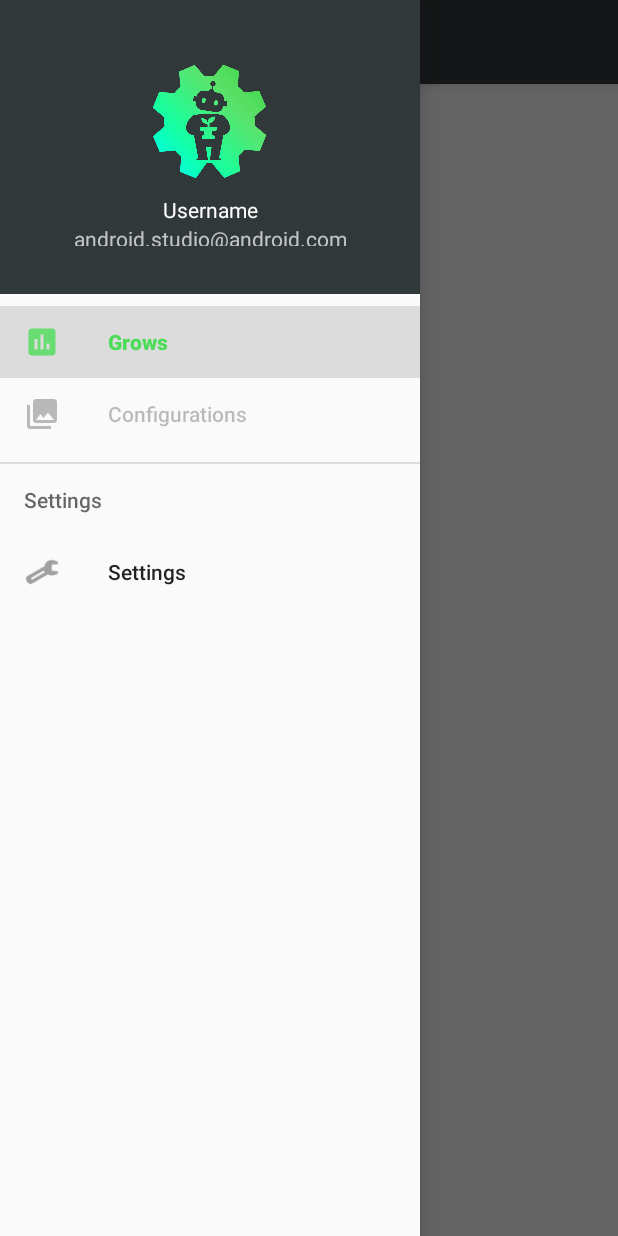
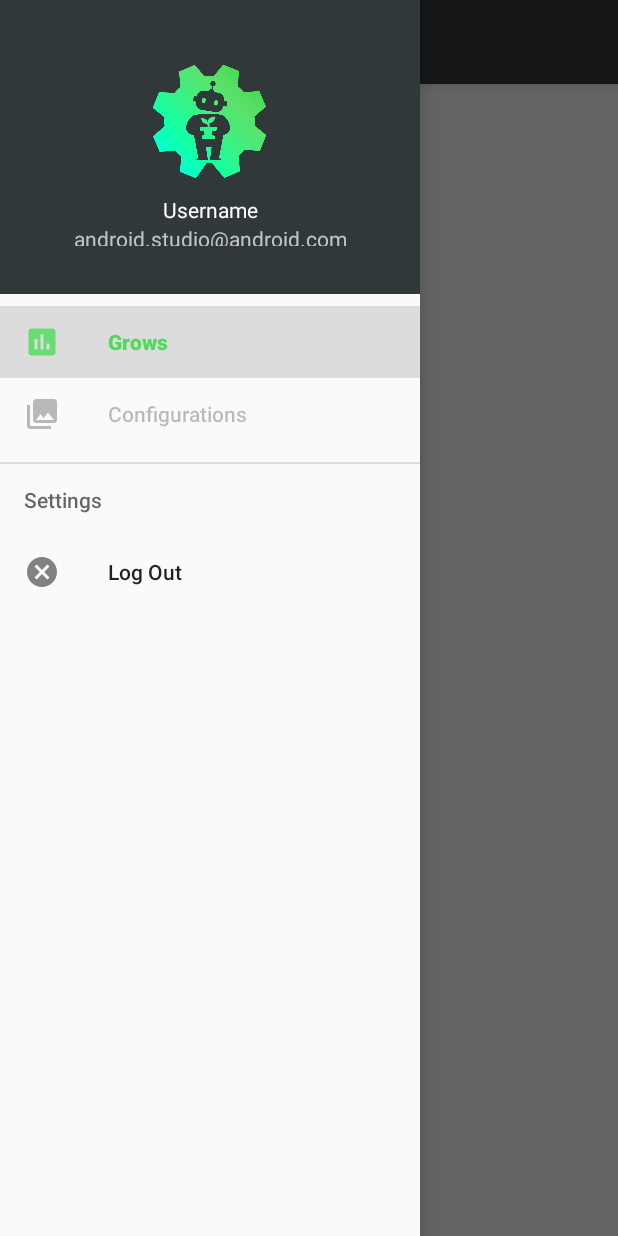
Before and after one commit to sdenom01/robogrow-android-kotlin, an Android app: the MainActivity screen opened directly, with no data from a screen before it, with the side drawer open, on a phone screen of 412 x 824 dp. Run offline under Robolectric (Android 15) with nearby library versions, the phone set to English and light mode, and no system bars; our stand-ins replace Volley, navigation-ui; network calls fail; 4 statements that could not run were skipped.

Commit message:
Added Logout logic, finished up MVP :heart:

```diff
--- a/app/src/main/java/io/robogrow/requests/AuthenticatedJsonArrayRequest.kt
+++ b/app/src/main/java/io/robogrow/requests/AuthenticatedJsonArrayRequest.kt
@@ -18,10 +18,9 @@ open class AuthenticatedJsonArrayRequest<T>(
     url: String?,
     private val clazz: Class<T>?,
     private val headers: MutableMap<String?, String?>?,
-    listener: Response.Listener<ArrayList<T?>?>?,
-    errorListener: Response.ErrorListener?
+    listener: Response.Listener<ArrayList<T?>?>?
 ) :
-    Request<ArrayList<T?>?>(method, url, errorListener) {
+    Request<ArrayList<T?>?>(method, url, AuthenticatedErrorListener(context)) {
     private val gson: Gson? = Gson()
     private val listener: Response.Listener<ArrayList<T?>?>? = listener
 
--- a/app/src/main/java/io/robogrow/requests/AuthenticatedJsonObjectRequest.kt
+++ b/app/src/main/java/io/robogrow/requests/AuthenticatedJsonObjectRequest.kt
@@ -16,10 +16,9 @@ open class AuthenticatedJsonObjectRequest<T>(
     url: String?,
     private val clazz: Class<T>,
     jsonParams: T?,
-    private val listener: Response.Listener<T?>?,
-    errorListener: Response.ErrorListener?
+    private val listener: Response.Listener<T?>?
 ) :
-    JsonRequest<T>(method, url, jsonParams.toString(), listener, errorListener) {
+    JsonRequest<T>(method, url, jsonParams.toString(), listener, AuthenticatedErrorListener(context)) {
     @Throws(AuthFailureError::class)
     override fun getHeaders(): Map<String, String> {
         val headers: MutableMap<String, String> = HashMap()
--- a/app/src/main/java/io/robogrow/requests/grows/GetGrowAllGrowsForUserId.kt
+++ b/app/src/main/java/io/robogrow/requests/grows/GetGrowAllGrowsForUserId.kt
@@ -7,8 +7,7 @@ import io.robogrow.requests.AuthenticatedJsonArrayRequest
 
 class GetGrowAllGrowsForUserId(
     context: Context,
-    listener: Response.Listener<ArrayList<Grow?>?>,
-    errorListener: Response.ErrorListener?
+    listener: Response.Listener<ArrayList<Grow?>?>
 ) :
     AuthenticatedJsonArrayRequest<Grow>(
         context,
@@ -16,6 +15,5 @@ class GetGrowAllGrowsForUserId(
         "https://api.robogrow.io/grows",
         Grow::class.java,
         mutableMapOf(),
-        listener,
-        errorListener
+        listener
     )
--- a/app/src/main/java/io/robogrow/requests/grows/GetGrowById.kt
+++ b/app/src/main/java/io/robogrow/requests/grows/GetGrowById.kt
@@ -9,8 +9,7 @@ import io.robogrow.requests.AuthenticatedJsonObjectRequest
 class GetGrowById(
     _id: String,
     context: Context,
-    listener: Response.Listener<Grow?>,
-    errorListener: Response.ErrorListener?
+    listener: Response.Listener<Grow?>
 ) :
     AuthenticatedJsonObjectRequest<Grow>(
         context,
@@ -18,6 +17,5 @@ class GetGrowById(
         "https://api.robogrow.io/grows/$_id",
         Grow::class.java,
         null,
-        listener,
-        errorListener
+        listener
     )
--- a/app/src/main/java/io/robogrow/ui/MainActivity.kt
+++ b/app/src/main/java/io/robogrow/ui/MainActivity.kt
@@ -2,7 +2,8 @@ package io.robogrow.ui
 
 import android.content.Intent
 import android.os.Bundle
-import android.util.Log
+import android.view.View
+import android.widget.TextView
 import androidx.appcompat.app.AppCompatActivity
 import androidx.appcompat.widget.Toolbar
 import androidx.drawerlayout.widget.DrawerLayout
@@ -12,11 +13,11 @@ import androidx.navigation.ui.navigateUp
 import androidx.navigation.ui.setupActionBarWithNavController
 import androidx.navigation.ui.setupWithNavController
 import com.google.android.material.navigation.NavigationView
-import com.google.gson.Gson
 import io.robogrow.R
 import io.robogrow.classes.Grow
 import io.robogrow.ui.growList.GrowListFragment
 import io.robogrow.ui.growView.GrowViewActivity
+import io.robogrow.utils.AppUtils
 
 
 class MainActivity : AppCompatActivity(), GrowListFragment.OnListFragmentInteractionListener {
@@ -32,15 +33,25 @@ class MainActivity : AppCompatActivity(), GrowListFragment.OnListFragmentInterac
         val drawerLayout: DrawerLayout = findViewById(R.id.drawer_layout)
         val navView: NavigationView = findViewById(R.id.nav_view)
         val navController = findNavController(R.id.nav_host_fragment)
+
+        val headerView: View = navView.getHeaderView(0)
+        val tvUsername: TextView = headerView.findViewById(R.id.tv_username)
+        val tvEmail: TextView = headerView.findViewById(R.id.tv_email)
+
+        val user = AppUtils.loadUserFromSharedPreferences(this@MainActivity)
+        tvUsername.text = user.user.username
+        tvEmail.text = user.user.email
+
         // Passing each menu ID as a set of Ids because each
         // menu should be considered as top level destinations.
         appBarConfiguration = AppBarConfiguration(
             setOf(
                 R.id.nav_home,
                 R.id.nav_gallery,
-                R.id.nav_settings
+                R.id.nav_logout
             ), drawerLayout
         )
+
         setupActionBarWithNavController(navController, appBarConfiguration)
         navView.setupWithNavController(navController)
     }
--- a/app/src/main/java/io/robogrow/ui/growList/GrowListFragment.kt
+++ b/app/src/main/java/io/robogrow/ui/growList/GrowListFragment.kt
@@ -44,9 +44,6 @@ class GrowListFragment : Fragment() {
                         )
                     }
                 }
-            },
-            Response.ErrorListener {
-                // Stub
             })
 
         RobogrowApplication.queue.addToRequestQueue(request)
--- a/app/src/main/res/layout/nav_header_main.xml
+++ b/app/src/main/res/layout/nav_header_main.xml
@@ -19,6 +19,7 @@
         app:srcCompat="@drawable/robogrow" />
 
     <TextView
+        android:id="@+id/tv_username"
         android:layout_width="match_parent"
         android:layout_height="wrap_content"
         android:paddingTop="@dimen/nav_header_vertical_spacing"
@@ -27,7 +28,7 @@
         android:textAppearance="@style/TextAppearance.AppCompat.Body1"/>
 
     <TextView
-        android:id="@+id/textView"
+        android:id="@+id/tv_email"
         android:layout_width="match_parent"
         android:layout_height="wrap_content"
         android:textAlignment="center"
--- a/app/src/main/res/menu/activity_main_drawer.xml
+++ b/app/src/main/res/menu/activity_main_drawer.xml
@@ -19,9 +19,9 @@
     <item android:title="Settings">
         <menu>
             <item
-                android:id="@+id/nav_share"
-                android:icon="@drawable/ic_menu_manage"
-                android:title="@string/menu_settings" />
+                android:id="@+id/nav_logout"
+                android:icon="@drawable/ic_action_logout"
+                android:title="@string/menu_logout" />
         </menu>
     </item>
 </menu>
--- a/app/src/main/res/values/strings.xml
+++ b/app/src/main/res/values/strings.xml
@@ -24,6 +24,6 @@
 
     <string name="menu_grows">Grows</string>
     <string name="menu_configs">Configurations</string>
-    <string name="menu_settings">Settings</string>
+    <string name="menu_logout">Log Out</string>
     <string name="title_activity_grow_view">GrowViewActivity</string>
 </resources>
```
Also changed, not shown: app/src/main/java/io/robogrow/ui/growView/GrowViewActivity.kt (+6 -5 lines), app/src/main/java/io/robogrow/ui/logout/LogoutFragment.kt (added, +16 -0 lines), app/src/main/java/io/robogrow/ui/settings/SettingsFragment.kt (deleted, +0 -31 lines), app/src/main/java/io/robogrow/ui/settings/SettingsViewModel.kt (deleted, +0 -13 lines), app/src/main/res/menu/main.xml (deleted, +0 -9 lines), app/src/main/res/navigation/mobile_navigation.xml (+4 -4 lines), app/src/main/res/layout/fragment_logout.xml (renamed from app/src/main/res/layout/fragment_settings.xml).
